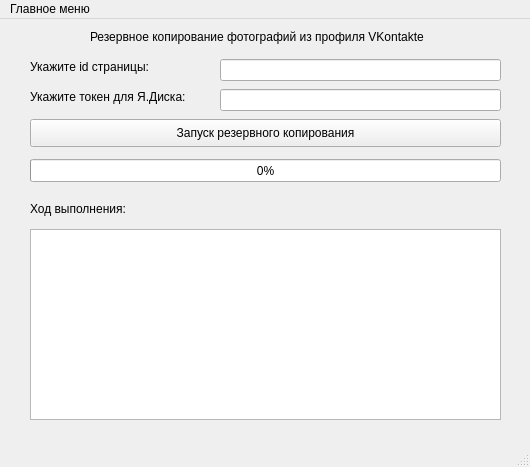
ihaveseeni486/CourseWork_1, file interface_pyqt5.ui: the form before one commit.
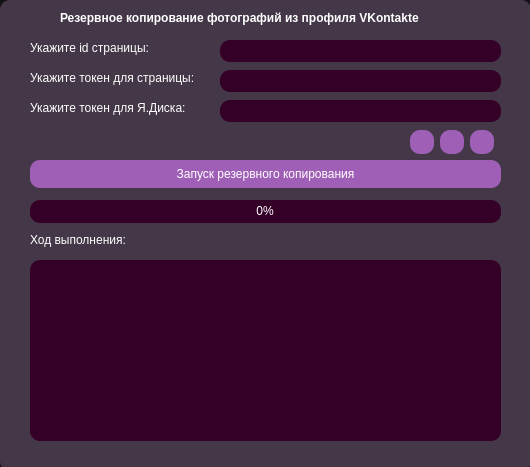
The form after the commit. Icons and pictures are not drawn.

Patch:
```diff
--- a/interface_pyqt5.ui
+++ b/interface_pyqt5.ui
@@ -25,35 +25,76 @@
   <property name="windowTitle">
    <string>Курсовой проект «Резервное копирование»</string>
   </property>
+  <property name="windowIcon">
+   <iconset resource="files.qrc">
+    <normaloff>:/icons/icons/file_download_FILL0_wght400_GRAD200_opsz24.svg</normaloff>
+    <normalon>:/icons/icons/file_download_FILL0_wght400_GRAD200_opsz24.svg</normalon>
+    <disabledoff>:/icons/icons/file_download_FILL0_wght400_GRAD200_opsz24.svg</disabledoff>
+    <disabledon>:/icons/icons/file_download_FILL0_wght400_GRAD200_opsz24.svg</disabledon>
+    <activeoff>:/icons/icons/file_download_FILL0_wght400_GRAD200_opsz24.svg</activeoff>
+    <activeon>:/icons/icons/file_download_FILL0_wght400_GRAD200_opsz24.svg</activeon>
+    <selectedoff>:/icons/icons/file_download_FILL0_wght400_GRAD200_opsz24.svg</selectedoff>
+    <selectedon>:/icons/icons/file_download_FILL0_wght400_GRAD200_opsz24.svg</selectedon>:/icons/icons/file_download_FILL0_wght400_GRAD200_opsz24.svg</iconset>
+  </property>
+  <property name="autoFillBackground">
+   <bool>false</bool>
+  </property>
+  <property name="styleSheet">
+   <string notr="true">QWidget {
+	color: white;
+	background-color: #121212;
+	border-radius: 10px;
+}
+QMainWindow {
+	background-color: #121212;
+	border-radius: 10px;
+}</string>
+  </property>
   <property name="documentMode">
    <bool>false</bool>
   </property>
+  <property name="tabShape">
+   <enum>QTabWidget::Rounded</enum>
+  </property>
   <widget class="QWidget" name="centralwidget">
-   <widget class="QPushButton" name="pushButton_start_copy">
-    <property name="geometry">
-     <rect>
-      <x>30</x>
-      <y>100</y>
-      <width>471</width>
-      <height>28</height>
-     </rect>
-    </property>
-    <property name="text">
-     <string>Запуск резервного копирования</string>
-    </property>
-   </widget>
+   <property name="styleSheet">
+    <string notr="true">QWidget{
+border-radius: 10px;
+background-color: rgb(53, 0, 39);
+}</string>
+   </property>
    <widget class="QProgressBar" name="progressBar">
     <property name="geometry">
      <rect>
       <x>30</x>
-      <y>140</y>
+      <y>200</y>
       <width>471</width>
       <height>23</height>
      </rect>
     </property>
+    <property name="toolTipDuration">
+     <number>-1</number>
+    </property>
+    <property name="layoutDirection">
+     <enum>Qt::LeftToRight</enum>
+    </property>
+    <property name="styleSheet">
+     <string notr="true">QProgressBar{
+background_color: rgb(124,113,116);
+border-radius: 10px;
+color: white;
+}
+QProgressBar::chunk{
+	background-color: qlineargradient(spread:pad, x1:0, y1:0, x2:1, y2:0, stop:0 rgba(201, 87, 149, 255), stop:1 rgba(179, 65, 244, 255));
+border-radius: 10px;
+}</string>
+    </property>
     <property name="value">
      <number>0</number>
     </property>
+    <property name="alignment">
+     <set>Qt::AlignCenter</set>
+    </property>
    </widget>
    <widget class="QLineEdit" name="lineEdit_page_id">
     <property name="geometry">
@@ -64,121 +105,347 @@
       <height>22</height>
      </rect>
     </property>
-   </widget>
-   <widget class="QLineEdit" name="lineEdit_token">
-    <property name="geometry">
-     <rect>
-      <x>220</x>
-      <y>70</y>
-      <width>281</width>
-      <height>22</height>
-     </rect>
+    <property name="font">
+     <font>
+      <kerning>true</kerning>
+     </font>
     </property>
     <property name="inputMethodHints">
      <set>Qt::ImhHiddenText</set>
     </property>
-   </widget>
-   <widget class="QLabel" name="label">
-    <property name="geometry">
-     <rect>
-      <x>90</x>
-      <y>10</y>
-      <width>361</width>
-      <height>16</height>
-     </rect>
+    <property name="styleSheet">
+     <string notr="true">QLineEdit{
+border-radius: 10px;
+color: white;
+}</string>
     </property>
-    <property name="text">
-     <string>Резервное копирование фотографий из профиля VKontakte</string>
+    <property name="frame">
+     <bool>true</bool>
     </property>
-    <property name="textFormat">
-     <enum>Qt::AutoText</enum>
+    <property name="cursorPosition">
+     <number>0</number>
     </property>
-   </widget>
-   <widget class="QLabel" name="label_2">
-    <property name="geometry">
-     <rect>
-      <x>30</x>
-      <y>40</y>
-      <width>131</width>
-      <height>16</height>
-     </rect>
+    <property name="alignment">
+     <set>Qt::AlignCenter</set>
     </property>
-    <property name="text">
-     <string>Укажите id страницы:</string>
+    <property name="clearButtonEnabled">
+     <bool>true</bool>
     </property>
    </widget>
-   <widget class="QLabel" name="label_3">
+   <widget class="QTextEdit" name="textEdit_report">
     <property name="geometry">
      <rect>
       <x>30</x>
-      <y>70</y>
-      <width>171</width>
-      <height>16</height>
-     </rect>
-    </property>
-    <property name="text">
-     <string>Укажите токен для Я.Диска:</string>
-    </property>
-   </widget>
-   <widget class="QPlainTextEdit" name="plainTextEdit_report">
-    <property name="geometry">
-     <rect>
-      <x>30</x>
-      <y>210</y>
+      <y>260</y>
       <width>471</width>
-      <height>191</height>
+      <height>181</height>
      </rect>
     </property>
+    <property name="styleSheet">
+     <string notr="true">QTextEdit{
+border-radius: 10px;
+color: white;
+}</string>
+    </property>
+    <property name="verticalScrollBarPolicy">
+     <enum>Qt::ScrollBarAsNeeded</enum>
+    </property>
+    <property name="horizontalScrollBarPolicy">
+     <enum>Qt::ScrollBarAlwaysOff</enum>
+    </property>
+    <property name="readOnly">
+     <bool>true</bool>
+    </property>
    </widget>
-   <widget class="QLabel" name="label_4">
+   <widget class="QFrame" name="frame">
     <property name="geometry">
      <rect>
-      <x>30</x>
-      <y>180</y>
-      <width>101</width>
-      <height>20</height>
+      <x>0</x>
+      <y>0</y>
+      <width>531</width>
+      <height>471</height>
      </rect>
     </property>
-    <property name="text">
-     <string>Ход выполнения:</string>
+    <property name="styleSheet">
+     <string notr="true">QFrame{
+border-radius: 10px;
+background-color: rgb(68,56,72);
+}</string>
     </property>
-   </widget>
-  </widget>
-  <widget class="QMenuBar" name="menubar">
-   <property name="geometry">
-    <rect>
-     <x>0</x>
-     <y>0</y>
-     <width>530</width>
-     <height>26</height>
-    </rect>
-   </property>
-   <property name="nativeMenuBar">
-    <bool>true</bool>
-   </property>
-   <widget class="QMenu" name="menu">
-    <property name="title">
-     <string>Главное меню</string>
+    <property name="frameShape">
+     <enum>QFrame::StyledPanel</enum>
     </property>
-    <property name="toolTipsVisible">
-     <bool>false</bool>
+    <property name="frameShadow">
+     <enum>QFrame::Raised</enum>
     </property>
-    <addaction name="menu_fill_settings"/>
-    <addaction name="menu_save_settings"/>
-    <addaction name="separator"/>
-    <addaction name="menu_clear_settings"/>
-    <addaction name="separator"/>
-    <addaction name="menu_exit"/>
+    <widget class="QLabel" name="label">
+     <property name="geometry">
+      <rect>
+       <x>60</x>
+       <y>10</y>
+       <width>401</width>
+       <height>16</height>
+      </rect>
+     </property>
+     <property name="text">
+      <string>&lt;html&gt;&lt;head/&gt;&lt;body&gt;&lt;p&gt;&lt;span style=&quot; font-weight:600; color:#ffffff;&quot;&gt;Резервное копирование фотографий из профиля VKontakte&lt;/span&gt;&lt;/p&gt;&lt;/body&gt;&lt;/html&gt;</string>
+     </property>
+     <property name="textFormat">
+      <enum>Qt::AutoText</enum>
+     </property>
+    </widget>
+    <widget class="QLabel" name="label_2">
+     <property name="geometry">
+      <rect>
+       <x>30</x>
+       <y>40</y>
+       <width>131</width>
+       <height>16</height>
+      </rect>
+     </property>
+     <property name="text">
+      <string>&lt;html&gt;&lt;head/&gt;&lt;body&gt;&lt;p&gt;&lt;span style=&quot; color:#ffffff;&quot;&gt;Укажите id страницы:&lt;/span&gt;&lt;/p&gt;&lt;/body&gt;&lt;/html&gt;</string>
+     </property>
+    </widget>
+    <widget class="QLabel" name="label_3">
+     <property name="geometry">
+      <rect>
+       <x>30</x>
+       <y>100</y>
+       <width>171</width>
+       <height>16</height>
+      </rect>
+     </property>
+     <property name="text">
+      <string>&lt;html&gt;&lt;head/&gt;&lt;body&gt;&lt;p&gt;&lt;span style=&quot; color:#ffffff;&quot;&gt;Укажите токен для Я.Диска:&lt;/span&gt;&lt;/p&gt;&lt;/body&gt;&lt;/html&gt;</string>
+     </property>
+    </widget>
+    <widget class="QLabel" name="label_4">
+     <property name="geometry">
+      <rect>
+       <x>30</x>
+       <y>230</y>
+       <width>101</width>
+       <height>20</height>
+      </rect>
+     </property>
+     <property name="text">
+      <string>&lt;html&gt;&lt;head/&gt;&lt;body&gt;&lt;p&gt;&lt;span style=&quot; color:#ffffff;&quot;&gt;Ход выполнения:&lt;/span&gt;&lt;/p&gt;&lt;/body&gt;&lt;/html&gt;</string>
+     </property>
+    </widget>
+    <widget class="QToolButton" name="fill_settings">
+     <property name="geometry">
+      <rect>
+       <x>410</x>
+       <y>130</y>
+       <width>24</width>
+       <height>24</height>
+      </rect>
+     </property>
+     <property name="toolTip">
+      <string>Загрузить сохраненные настройки</string>
+     </property>
+     <property name="accessibleDescription">
+      <string/>
+     </property>
+     <property name="autoFillBackground">
+      <bool>false</bool>
+     </property>
+     <property name="styleSheet">
+      <string notr="true">QToolButton{
+background-color: rgb(160, 95, 182)
+}</string>
+     </property>
+     <property name="text">
+      <string/>
+     </property>
+     <property name="icon">
+      <iconset resource="files.qrc">
+       <normaloff>:/icons/icons/arrow_circle_right_FILL0_wght400_GRAD200_opsz24.svg</normaloff>:/icons/icons/arrow_circle_right_FILL0_wght400_GRAD200_opsz24.svg</iconset>
+     </property>
+     <property name="iconSize">
+      <size>
+       <width>24</width>
+       <height>24</height>
+      </size>
+     </property>
+     <property name="shortcut">
+      <string/>
+     </property>
+    </widget>
+    <widget class="QToolButton" name="save_settings">
+     <property name="geometry">
+      <rect>
+       <x>440</x>
+       <y>130</y>
+       <width>24</width>
+       <height>24</height>
+      </rect>
+     </property>
+     <property name="toolTip">
+      <string>Сохранить введенные настройки</string>
+     </property>
+     <property name="accessibleDescription">
+      <string/>
+     </property>
+     <property name="autoFillBackground">
+      <bool>false</bool>
+     </property>
+     <property name="styleSheet">
+      <string notr="true">QToolButton{
+background-color: rgb(160, 95, 182)
+}</string>
+     </property>
+     <property name="text">
+      <string/>
+     </property>
+     <property name="icon">
+      <iconset resource="files.qrc">
+       <normaloff>:/icons/icons/add_task_FILL0_wght400_GRAD200_opsz24.svg</normaloff>:/icons/icons/add_task_FILL0_wght400_GRAD200_opsz24.svg</iconset>
+     </property>
+     <property name="iconSize">
+      <size>
+       <width>24</width>
+       <height>24</height>
+      </size>
+     </property>
+    </widget>
+    <widget class="QToolButton" name="clear_settings">
+     <property name="geometry">
+      <rect>
+       <x>470</x>
+       <y>130</y>
+       <width>24</width>
+       <height>24</height>
+      </rect>
+     </property>
+     <property name="toolTip">
+      <string>&lt;html&gt;&lt;head/&gt;&lt;body&gt;&lt;p&gt;Очистить поля и очистить сохраненные настройки&lt;/p&gt;&lt;/body&gt;&lt;/html&gt;</string>
+     </property>
+     <property name="whatsThis">
+      <string/>
+     </property>
+     <property name="accessibleName">
+      <string/>
+     </property>
+     <property name="accessibleDescription">
+      <string/>
+     </property>
+     <property name="autoFillBackground">
+      <bool>false</bool>
+     </property>
+     <property name="styleSheet">
+      <string notr="true">QToolButton{
+background-color: rgb(160, 95, 182)
+}</string>
+     </property>
+     <property name="text">
+      <string/>
+     </property>
+     <property name="icon">
+      <iconset resource="files.qrc">
+       <normaloff>:/icons/icons/cancel_FILL0_wght400_GRAD200_opsz24.svg</normaloff>:/icons/icons/cancel_FILL0_wght400_GRAD200_opsz24.svg</iconset>
+     </property>
+     <property name="iconSize">
+      <size>
+       <width>24</width>
+       <height>24</height>
+      </size>
+     </property>
+    </widget>
+    <widget class="QLabel" name="label_5">
+     <property name="geometry">
+      <rect>
+       <x>30</x>
+       <y>70</y>
+       <width>181</width>
+       <height>16</height>
+      </rect>
+     </property>
+     <property name="text">
+      <string>&lt;html&gt;&lt;head/&gt;&lt;body&gt;&lt;p&gt;&lt;span style=&quot; color:#ffffff;&quot;&gt;Укажите токен для страницы:&lt;/span&gt;&lt;/p&gt;&lt;/body&gt;&lt;/html&gt;</string>
+     </property>
+    </widget>
+    <widget class="QLineEdit" name="lineEdit_token_id">
+     <property name="geometry">
+      <rect>
+       <x>220</x>
+       <y>70</y>
+       <width>281</width>
+       <height>22</height>
+      </rect>
+     </property>
+     <property name="styleSheet">
+      <string notr="true">QLineEdit{
+border-radius: 10px;
+color: white;
+}</string>
+     </property>
+     <property name="inputMethodHints">
+      <set>Qt::ImhHiddenText|Qt::ImhNoAutoUppercase|Qt::ImhNoPredictiveText|Qt::ImhSensitiveData</set>
+     </property>
+     <property name="echoMode">
+      <enum>QLineEdit::Password</enum>
+     </property>
+     <property name="alignment">
+      <set>Qt::AlignCenter</set>
+     </property>
+     <property name="clearButtonEnabled">
+      <bool>true</bool>
+     </property>
+    </widget>
+    <widget class="QLineEdit" name="lineEdit_token">
+     <property name="geometry">
+      <rect>
+       <x>220</x>
+       <y>100</y>
+       <width>281</width>
+       <height>22</height>
+      </rect>
+     </property>
+     <property name="styleSheet">
+      <string notr="true">QLineEdit{
+border-radius: 10px;
+color: white;
+}</string>
+     </property>
+     <property name="inputMethodHints">
+      <set>Qt::ImhHiddenText|Qt::ImhNoAutoUppercase|Qt::ImhNoPredictiveText|Qt::ImhSensitiveData</set>
+     </property>
+     <property name="echoMode">
+      <enum>QLineEdit::Password</enum>
+     </property>
+     <property name="alignment">
+      <set>Qt::AlignCenter</set>
+     </property>
+     <property name="clearButtonEnabled">
+      <bool>true</bool>
+     </property>
+    </widget>
+    <widget class="QPushButton" name="pushButton_start_copy">
+     <property name="geometry">
+      <rect>
+       <x>30</x>
+       <y>160</y>
+       <width>471</width>
+       <height>28</height>
+      </rect>
+     </property>
+     <property name="styleSheet">
+      <string notr="true">QPushButton{
+border-radius: 10px;
+background-color: rgb(160, 95, 182)
+}</string>
+     </property>
+     <property name="text">
+      <string>Запуск резервного копирования</string>
+     </property>
+    </widget>
    </widget>
-   <addaction name="menu"/>
-  </widget>
-  <widget class="QStatusBar" name="statusbar">
-   <property name="autoFillBackground">
-    <bool>false</bool>
-   </property>
-   <property name="sizeGripEnabled">
-    <bool>true</bool>
-   </property>
+   <zorder>frame</zorder>
+   <zorder>progressBar</zorder>
+   <zorder>lineEdit_page_id</zorder>
+   <zorder>textEdit_report</zorder>
   </widget>
   <action name="menu_exit">
    <property name="text">
```
Left out of the diff: 14 changed lines with no effect on the pictures.
